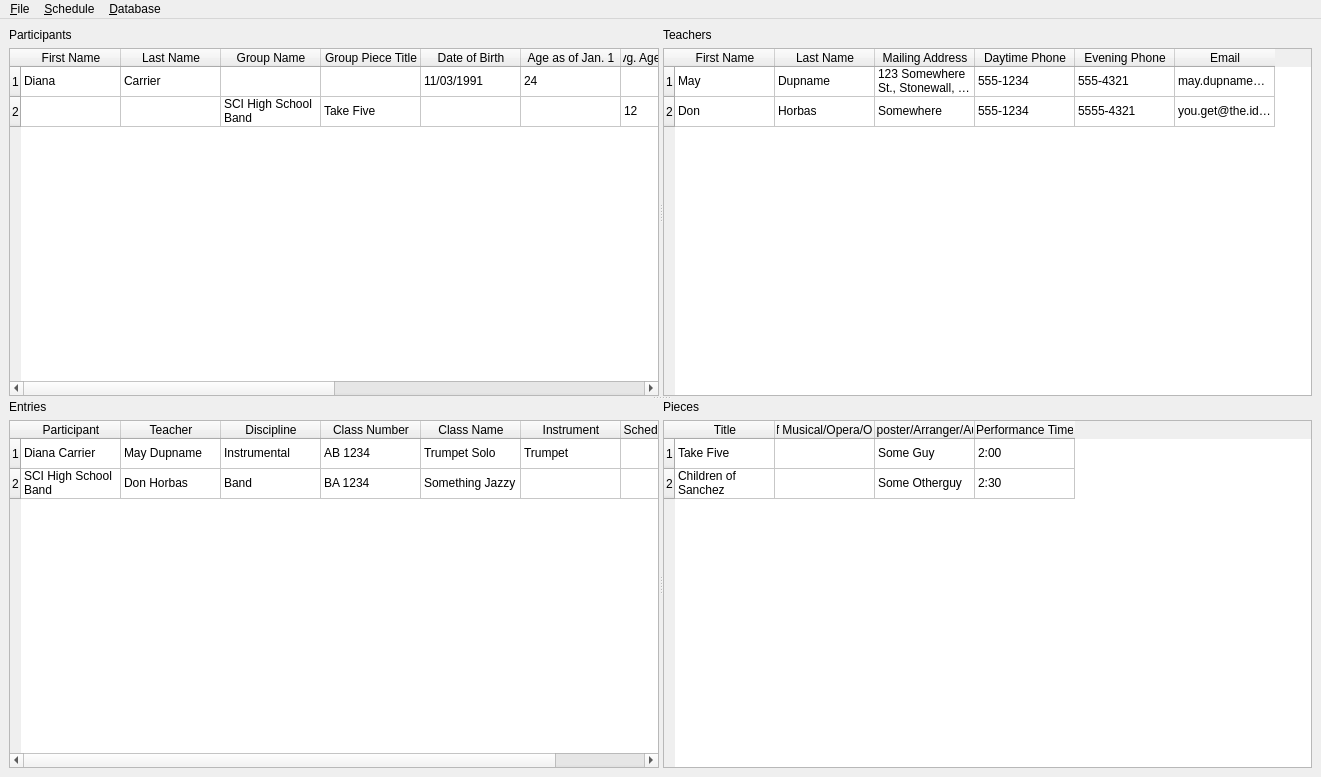
The window that Forms/ui_mainwindow.ui (diana134/afs) describes before a commit, drawn with Qt 5.
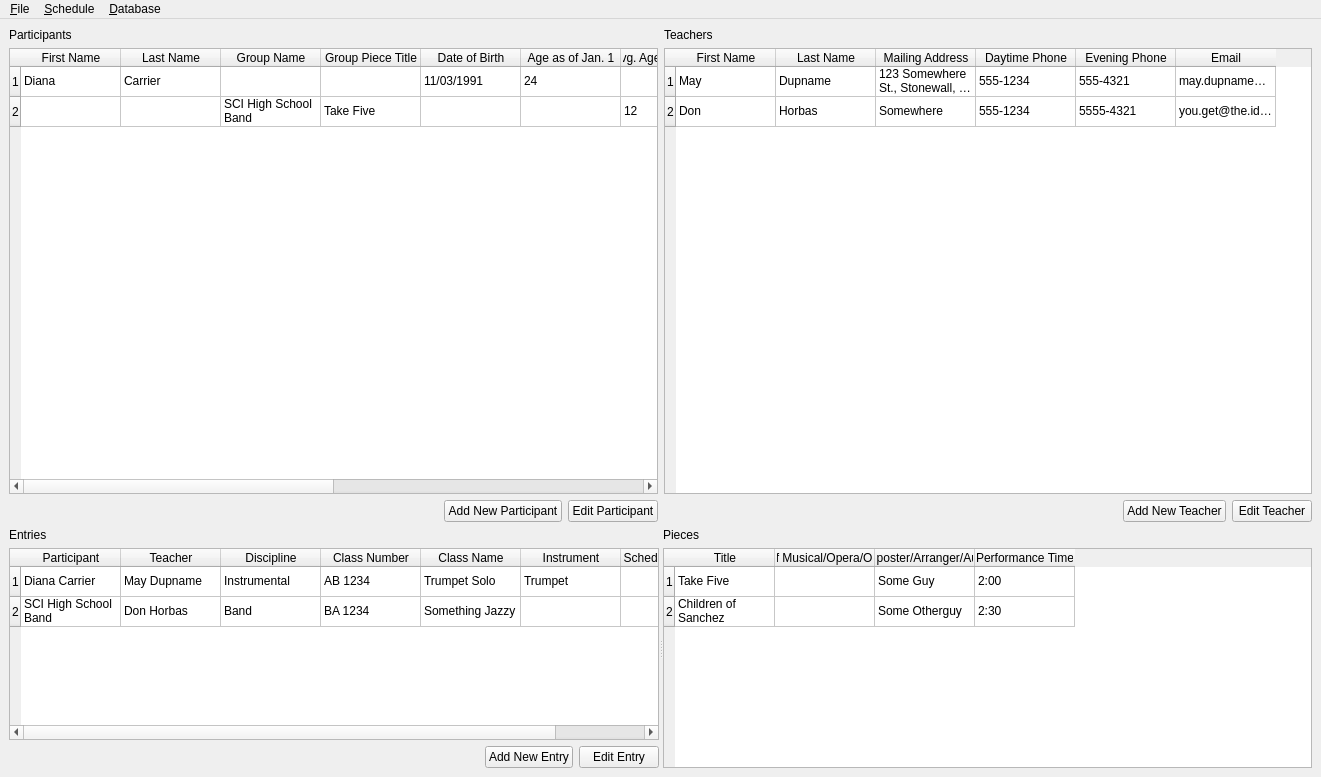
The same window after the commit.

```diff
--- a/Forms/ui_mainwindow.ui
+++ b/Forms/ui_mainwindow.ui
@@ -14,17 +14,8 @@
    <string>Arts Festival Organizer</string>
   </property>
   <widget class="QWidget" name="centralwidget">
-   <layout class="QVBoxLayout" name="verticalLayout_5">
-    <item>
-     <widget class="QSplitter" name="splitter_3">
-      <property name="orientation">
-       <enum>Qt::Vertical</enum>
-      </property>
-      <widget class="QSplitter" name="splitter">
-       <property name="orientation">
-        <enum>Qt::Horizontal</enum>
-       </property>
-       <widget class="QWidget" name="verticalLayoutWidget">
+   <layout class="QGridLayout" name="gridLayout">
+    <item row="0" column="0">
         <layout class="QVBoxLayout" name="verticalLayout">
          <item>
           <widget class="QLabel" name="label_2">
@@ -217,9 +208,40 @@
            </item>
           </widget>
          </item>
-        </layout>
-       </widget>
-       <widget class="QWidget" name="verticalLayoutWidget_2">
+      <item>
+       <layout class="QHBoxLayout" name="horizontalLayout">
+        <item>
+         <spacer name="horizontalSpacer">
+          <property name="orientation">
+           <enum>Qt::Horizontal</enum>
+          </property>
+          <property name="sizeHint" stdset="0">
+           <size>
+            <width>40</width>
+            <height>20</height>
+           </size>
+          </property>
+         </spacer>
+        </item>
+        <item>
+         <widget class="QPushButton" name="addParticipantBtn">
+          <property name="text">
+           <string>Add New Participant</string>
+          </property>
+         </widget>
+        </item>
+        <item>
+         <widget class="QPushButton" name="editParticipantBtn">
+          <property name="text">
+           <string>Edit Participant</string>
+          </property>
+         </widget>
+        </item>
+       </layout>
+      </item>
+     </layout>
+    </item>
+    <item row="0" column="1">
         <layout class="QVBoxLayout" name="verticalLayout_2">
          <item>
           <widget class="QLabel" name="label_3">
@@ -332,9 +354,40 @@
            </item>
           </widget>
          </item>
-        </layout>
-       </widget>
-      </widget>
+      <item>
+       <layout class="QHBoxLayout" name="horizontalLayout_4">
+        <item>
+         <spacer name="horizontalSpacer_4">
+          <property name="orientation">
+           <enum>Qt::Horizontal</enum>
+          </property>
+          <property name="sizeHint" stdset="0">
+           <size>
+            <width>40</width>
+            <height>20</height>
+           </size>
+          </property>
+         </spacer>
+        </item>
+        <item>
+         <widget class="QPushButton" name="addTeacherBtn">
+          <property name="text">
+           <string>Add New Teacher</string>
+          </property>
+         </widget>
+        </item>
+        <item>
+         <widget class="QPushButton" name="editTeacherBtn">
+          <property name="text">
+           <string>Edit Teacher</string>
+          </property>
+         </widget>
+        </item>
+       </layout>
+      </item>
+     </layout>
+    </item>
+    <item row="1" column="0" colspan="2">
       <widget class="QSplitter" name="splitter_2">
        <property name="orientation">
         <enum>Qt::Horizontal</enum>
@@ -467,6 +520,37 @@
            </item>
           </widget>
          </item>
+        <item>
+         <layout class="QHBoxLayout" name="horizontalLayout_3">
+          <item>
+           <spacer name="horizontalSpacer_3">
+            <property name="orientation">
+             <enum>Qt::Horizontal</enum>
+            </property>
+            <property name="sizeHint" stdset="0">
+             <size>
+              <width>40</width>
+              <height>20</height>
+             </size>
+            </property>
+           </spacer>
+          </item>
+          <item>
+           <widget class="QPushButton" name="addEntryBtn">
+            <property name="text">
+             <string>Add New Entry</string>
+            </property>
+           </widget>
+          </item>
+          <item>
+           <widget class="QPushButton" name="editEntryBtn">
+            <property name="text">
+             <string>Edit Entry</string>
+            </property>
+           </widget>
+          </item>
+         </layout>
+        </item>
         </layout>
        </widget>
        <widget class="QWidget" name="verticalLayoutWidget_3">
@@ -553,7 +637,6 @@
           </widget>
          </item>
         </layout>
-       </widget>
       </widget>
      </widget>
     </item>
```
Lines whose indentation alone changed are shown as unchanged.
